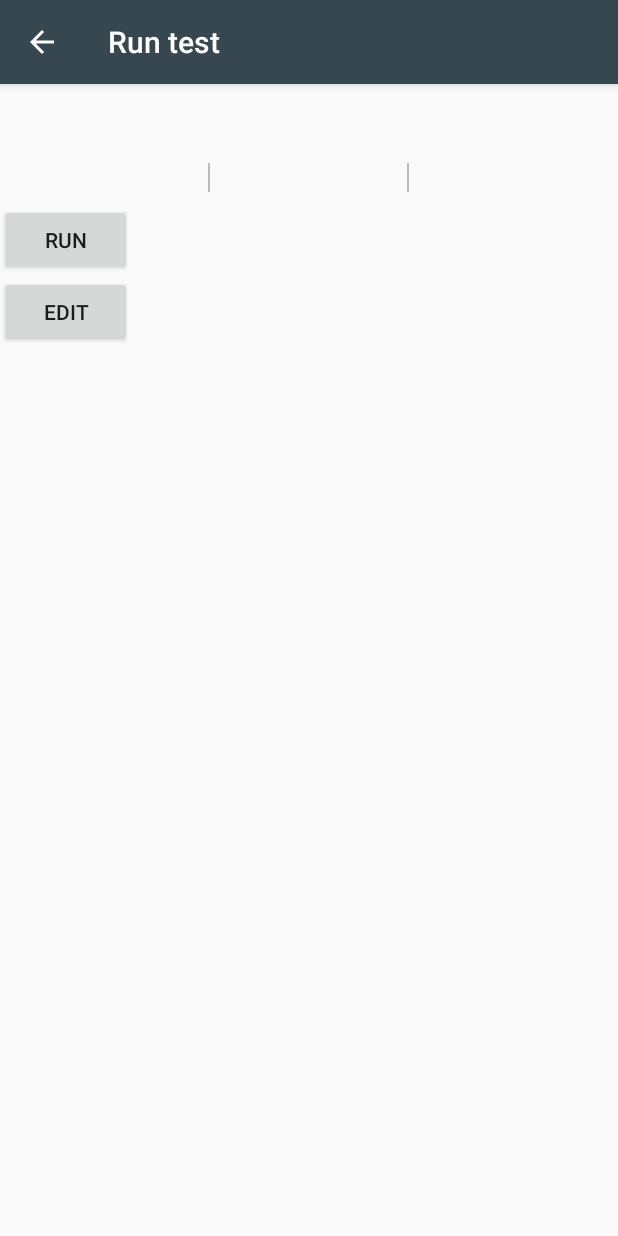
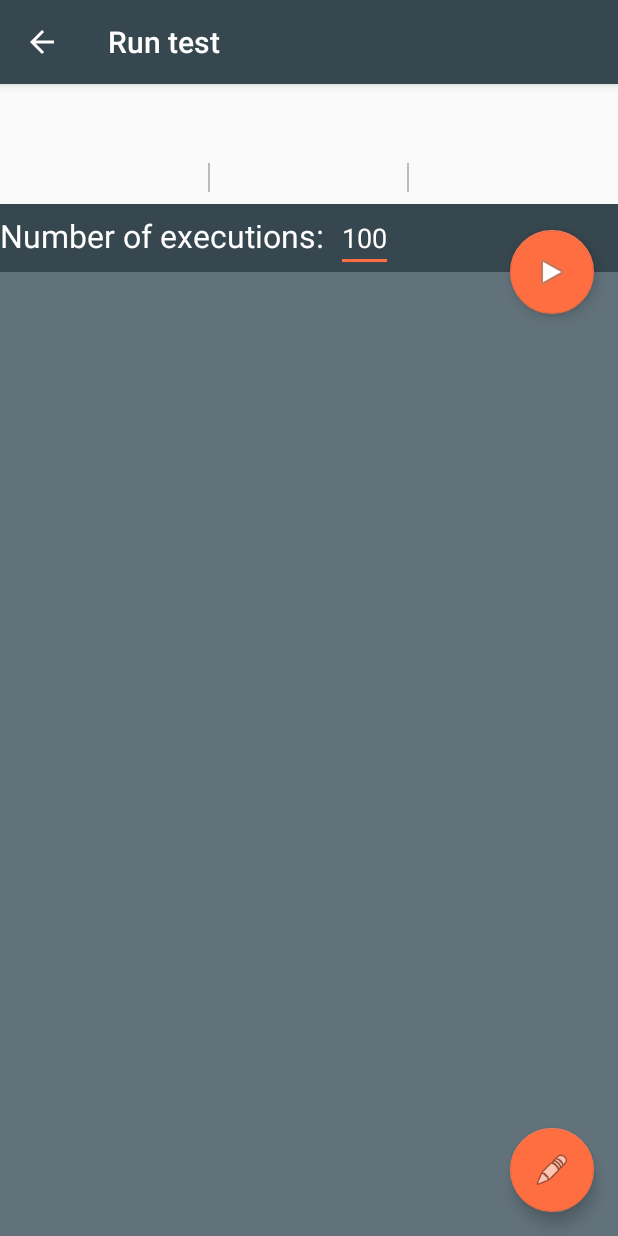
Before and after one commit to leventeBajczi/mobweb, an Android app: the RunFragment screen opened directly, with no data from a screen before it, on a phone screen of 412 x 824 dp. Run offline under Robolectric (Android 15) with nearby library versions, the phone set to English and light mode, and no system bars; 6 statements that could not run were skipped.

Commit message:
Reformatted run_fragment

```diff
--- a/nhf/XcfaTest/app/src/main/AndroidManifest.xml
+++ b/nhf/XcfaTest/app/src/main/AndroidManifest.xml
@@ -1,5 +1,6 @@
 <?xml version="1.0" encoding="utf-8"?>
 <manifest xmlns:android="http://schemas.android.com/apk/res/android"
+    xmlns:tools="http://schemas.android.com/tools"
     package="hu.bme.aut.xcfatest">
 
     <application
@@ -8,11 +9,12 @@
         android:label="@string/app_name"
         android:roundIcon="@mipmap/ic_launcher_round"
         android:supportsRtl="true"
-        android:theme="@style/AppTheme">
+        android:theme="@style/AppTheme"
+        tools:ignore="GoogleAppIndexingWarning">
         <service
             android:name=".TestRunnerService"
             android:enabled="true"
-            android:exported="false"></service>
+            android:exported="false" />
 
         <activity
             android:name=".RunActivity"
@@ -27,6 +29,7 @@
             android:name=".EditorActivity"
             android:label="@string/title_activity_editor"
             android:parentActivityName=".MainActivity"
+            android:windowSoftInputMode="adjustResize"
             android:theme="@style/AppTheme.NoActionBar">
             <meta-data
                 android:name="android.support.PARENT_ACTIVITY"
--- a/nhf/XcfaTest/app/src/main/java/hu/bme/aut/xcfatest/fragments/RunFragment.java
+++ b/nhf/XcfaTest/app/src/main/java/hu/bme/aut/xcfatest/fragments/RunFragment.java
@@ -6,11 +6,13 @@ import android.os.Bundle;
 import android.view.LayoutInflater;
 import android.view.View;
 import android.view.ViewGroup;
-import android.widget.Button;
+import android.widget.EditText;
 import android.widget.TextView;
 
 import androidx.annotation.NonNull;
 import androidx.fragment.app.Fragment;
+
+import com.google.android.material.floatingactionbutton.FloatingActionButton;
 
 import java.util.Objects;
 
@@ -47,10 +49,9 @@ public class RunFragment extends Fragment {
         TextView noOfVars = Objects.requireNonNull(getActivity()).findViewById(R.id.no_of_vars);
         TextView noOfThreads = Objects.requireNonNull(getActivity()).findViewById(R.id.no_of_threads);
         TextView result = Objects.requireNonNull(getActivity()).findViewById(R.id.result);
-        Button button = Objects.requireNonNull(getActivity()).findViewById(R.id.run);
-        Button edit = Objects.requireNonNull(getActivity()).findViewById(R.id.modify);
-
-
+        FloatingActionButton button = Objects.requireNonNull(getActivity()).findViewById(R.id.run);
+        FloatingActionButton edit = Objects.requireNonNull(getActivity()).findViewById(R.id.modify);
+        EditText editText = Objects.requireNonNull(getActivity()).findViewById(R.id.loops);
 
         filename.setText(row.getName());
         xcfaOk.setText(row.isOk() ? R.string.card_status_ok : R.string.card_status_error);
@@ -63,7 +64,7 @@ public class RunFragment extends Fragment {
             Objects.requireNonNull(getContext()).registerReceiver(new MyBroadcastReceiver(result), new IntentFilter("XCFA_RESULTS_DONE"));
             Intent intent = new Intent(getContext(), TestRunnerService.class);
             intent.putExtra("filename", row.getName());
-            intent.putExtra("loops", 10);
+            intent.putExtra("loops", Integer.parseInt(editText.getText().toString()));
             Objects.requireNonNull(getContext()).startService(intent);
         });
         edit.setOnClickListener(view -> {
--- a/nhf/XcfaTest/app/src/main/java/hu/bme/aut/xcfatest/tasks/AsyncRunner.java
+++ b/nhf/XcfaTest/app/src/main/java/hu/bme/aut/xcfatest/tasks/AsyncRunner.java
@@ -27,13 +27,14 @@ public class AsyncRunner extends Thread {
             for (int i = 0; i < loops; ++i) {
                 Map<XCFA.Process.Procedure, Map<String, Integer>> values = xcfaAbstraction.run();
                 StringBuilder stringBuilder = new StringBuilder();
+                stringBuilder.append("Run #").append(i + 1).append(": ").append(System.lineSeparator());
                 int j = 0;
                 for (Map<String, Integer> stringIntegerMap : values.values()) {
-                    stringBuilder.append("Process #").append(j++).append(":").append(System.lineSeparator());
-                    stringIntegerMap.forEach((s, integer) -> stringBuilder.append("\t").append(s).append(": ").append(integer).append(System.lineSeparator()));
+                    stringBuilder.append("\tProcess #").append(j++).append(":").append(System.lineSeparator());
+                    stringIntegerMap.forEach((s, integer) -> stringBuilder.append("\t\t").append(s).append(": ").append(integer).append(System.lineSeparator()));
                 }
                 Intent intent = new Intent("XCFA_RESULTS_DONE");
-                intent.putExtra("value", stringBuilder.toString());
+                intent.putExtra("value", stringBuilder.append(System.lineSeparator()).toString());
                 applicationContext.sendBroadcast(intent);
             }
         } catch (Exception e) {
--- a/nhf/XcfaTest/app/src/main/java/hu/bme/aut/xcfatest/utils/MyBroadcastReceiver.java
+++ b/nhf/XcfaTest/app/src/main/java/hu/bme/aut/xcfatest/utils/MyBroadcastReceiver.java
@@ -14,7 +14,7 @@ public class MyBroadcastReceiver extends BroadcastReceiver {
 
     @Override
     public void onReceive(Context context, Intent intent) {
-        result.setText(result.getText() + System.lineSeparator() + intent.getExtras().getString("value"));
+        result.setText(result.getText() + intent.getExtras().getString("value"));
 
     }
 }
--- a/nhf/XcfaTest/app/src/main/res/layout/activity_run.xml
+++ b/nhf/XcfaTest/app/src/main/res/layout/activity_run.xml
@@ -28,4 +28,5 @@
         app:layout_behavior="@string/appbar_scrolling_view_behavior"
         tools:layout="@layout/fragment_run" />
 
+
 </androidx.coordinatorlayout.widget.CoordinatorLayout>
--- a/nhf/XcfaTest/app/src/main/res/layout/fragment_editor.xml
+++ b/nhf/XcfaTest/app/src/main/res/layout/fragment_editor.xml
@@ -4,6 +4,7 @@
     android:layout_width="match_parent"
     android:layout_height="match_parent"
     tools:context=".fragments.EditorFragment"
+    android:background="@color/colorPrimaryLight"
     tools:showIn="@layout/activity_editor">
 
     <LinearLayout
@@ -14,6 +15,7 @@
 
         <EditText
             android:id="@+id/editor"
+            android:textColor="@color/white"
             android:layout_width="match_parent"
             android:layout_height="0dp"
             android:layout_weight="9"
@@ -23,6 +25,7 @@
             tools:ignore="LabelFor" />
 
         <LinearLayout
+            android:background="@color/white"
             android:layout_width="match_parent"
             android:layout_height="0dp"
             android:layout_weight="1"
--- a/nhf/XcfaTest/app/src/main/res/layout/fragment_run.xml
+++ b/nhf/XcfaTest/app/src/main/res/layout/fragment_run.xml
@@ -1,39 +1,70 @@
 <?xml version="1.0" encoding="utf-8"?>
-<androidx.constraintlayout.widget.ConstraintLayout xmlns:android="http://schemas.android.com/apk/res/android"
-    xmlns:tools="http://schemas.android.com/tools"
-    android:layout_width="match_parent"
+<androidx.coordinatorlayout.widget.CoordinatorLayout xmlns:android="http://schemas.android.com/apk/res/android"
     android:layout_height="match_parent"
-    tools:context=".fragments.RunFragment"
-    android:layout_gravity="top"
-    tools:showIn="@layout/activity_run">
-
+    xmlns:app="http://schemas.android.com/apk/res-auto"
+    android:layout_width="match_parent">
     <LinearLayout
+        android:id="@+id/linlayout"
         android:layout_width="match_parent"
         android:layout_height="match_parent"
         android:orientation="vertical">
 
         <include layout="@layout/xcfa" />
 
-        <Button
-            android:id="@+id/run"
-            android:layout_width="wrap_content"
+        <LinearLayout
+            android:id="@+id/card"
             android:layout_height="wrap_content"
-            android:text="@string/run" />
+            android:layout_width="match_parent"
+            android:background="@color/colorPrimary"
+            android:orientation="horizontal">
 
-        <Button
-            android:id="@+id/modify"
-            android:layout_width="wrap_content"
-            android:layout_height="wrap_content"
-            android:text="@string/modify" />
+            <TextView
+                android:layout_width="wrap_content"
+                android:layout_height="wrap_content"
+                android:layout_marginEnd="@dimen/default_margin"
+                android:text="@string/number_of_executions"
+                android:textColor="@color/white"
+                android:textSize="@dimen/text_h1" />
+
+            <EditText
+                android:id="@+id/loops"
+                android:layout_width="wrap_content"
+                android:layout_height="wrap_content"
+                android:inputType="number"
+                android:text="@string/_100"
+                android:textColor="@color/white" />
+        </LinearLayout>
+
 
         <ScrollView
             android:layout_width="match_parent"
-            android:layout_height="wrap_content">
+            android:layout_height="match_parent"
+            android:background="@color/colorPrimaryLight">
 
             <TextView
                 android:id="@+id/result"
                 android:layout_width="match_parent"
-                android:layout_height="wrap_content" />
+                android:layout_height="wrap_content"
+                android:textColor="@color/white" />
         </ScrollView>
     </LinearLayout>
-</androidx.constraintlayout.widget.ConstraintLayout>
+
+    <com.google.android.material.floatingactionbutton.FloatingActionButton
+        android:id="@+id/run"
+        android:layout_width="wrap_content"
+        android:layout_height="wrap_content"
+        android:layout_margin="@dimen/fab_margin"
+        app:layout_anchor="@id/card"
+        app:layout_anchorGravity="end|bottom"
+        app:srcCompat="@android:drawable/ic_media_play" />
+
+
+    <com.google.android.material.floatingactionbutton.FloatingActionButton
+        android:id="@+id/modify"
+        android:layout_width="wrap_content"
+        android:layout_height="wrap_content"
+        android:layout_margin="@dimen/fab_margin"
+        app:layout_anchor="@id/linlayout"
+        app:layout_anchorGravity="end|bottom"
+        app:srcCompat="@android:drawable/ic_menu_edit" />
+</androidx.coordinatorlayout.widget.CoordinatorLayout>
--- a/nhf/XcfaTest/app/src/main/res/values/colors.xml
+++ b/nhf/XcfaTest/app/src/main/res/values/colors.xml
@@ -11,4 +11,5 @@
     <color name="error">#b71c1c</color>
     <color name="ok">#2e7d32</color>
     <color name="black">#000</color>
+    <color name="white">#fff</color>
 </resources>
--- a/nhf/XcfaTest/app/src/main/res/values/strings.xml
+++ b/nhf/XcfaTest/app/src/main/res/values/strings.xml
@@ -29,4 +29,6 @@
     <string name="modify">Edit</string>
     <string name="saved_ok">Saved file %s</string>
     <string name="empty_name_error">Empty name, not saving!</string>
+    <string name="number_of_executions">Number of executions:</string>
+    <string name="_100">100</string>
 </resources>
```
